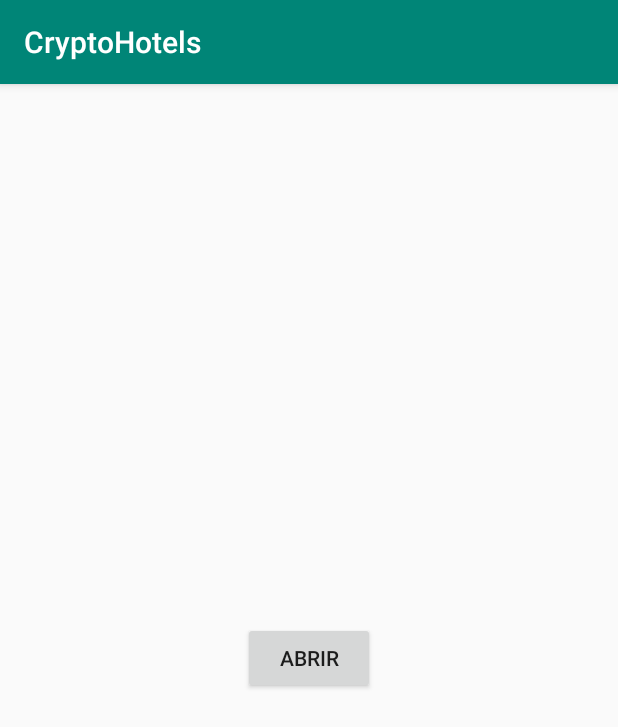
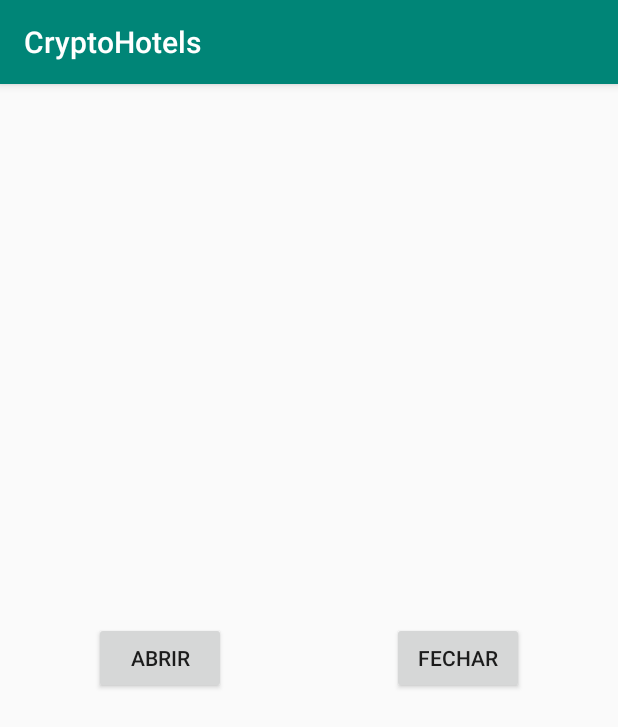
Before and after one commit to CastroBruno/CryptoHotels, an Android app: the screen it shows after launch (MainActivity), on a phone screen of 412 x 824 dp. Shown: the top 727 px of the screen. Run offline under Robolectric (Android 15) with nearby library versions, the phone set to English and light mode, and no system bars.

Commit message:
Novo Botão.

```diff
--- a/app/src/main/java/dev/cryptohotels/MainActivity.java
+++ b/app/src/main/java/dev/cryptohotels/MainActivity.java
@@ -17,6 +17,7 @@ public class MainActivity extends AppCompatActivity {
         super.onCreate(savedInstanceState);
         setContentView(R.layout.activity_main);
         final Button button = findViewById(R.id.button);
+        final Button button2 = findViewById(R.id.button2);
         final int REQUEST_ENABLE_BT = 1337;
 
         //Adaptador Bluetooth
@@ -40,5 +41,16 @@ public class MainActivity extends AppCompatActivity {
                 thread.cancel();
             }
         });
+
+        button2.setOnClickListener(new View.OnClickListener() {
+            public void onClick(View v) {
+                // Code here executes on main thread after user presses button
+                //ConnectThread thread = new ConnectThread(mBluetoothAdapter.listenUsingRfcommWithServiceRecord("Door", UUID.fromString("91b085a1-4179-40c5-8766-b894bca9ffa9")));
+                ConnectThread thread = new ConnectThread(mBluetoothAdapter.getRemoteDevice("213"));
+                thread.run();
+                thread.write("Close".getBytes());
+                thread.cancel();
+            }
+        });
     }
 }
--- a/app/src/main/res/layout/activity_main.xml
+++ b/app/src/main/res/layout/activity_main.xml
@@ -13,7 +13,22 @@
         android:text="Abrir"
         app:layout_constraintBottom_toBottomOf="parent"
         app:layout_constraintEnd_toEndOf="parent"
+        app:layout_constraintEnd_toStartOf="@+id/button2"
+        app:layout_constraintHorizontal_bias="0.5"
         app:layout_constraintStart_toStartOf="parent"
         app:layout_constraintTop_toTopOf="parent"
         app:layout_constraintVertical_bias="0.498" />
+
+    <Button
+        android:id="@+id/button2"
+        android:layout_width="wrap_content"
+        android:layout_height="wrap_content"
+        android:layout_marginStart="47dp"
+        android:text="Fechar"
+        app:layout_constraintBottom_toBottomOf="parent"
+        app:layout_constraintEnd_toEndOf="parent"
+        app:layout_constraintHorizontal_bias="0.5"
+        app:layout_constraintStart_toEndOf="@+id/button"
+        app:layout_constraintTop_toTopOf="parent"
+        app:layout_constraintVertical_bias="0.498" />
 </android.support.constraint.ConstraintLayout>
```
